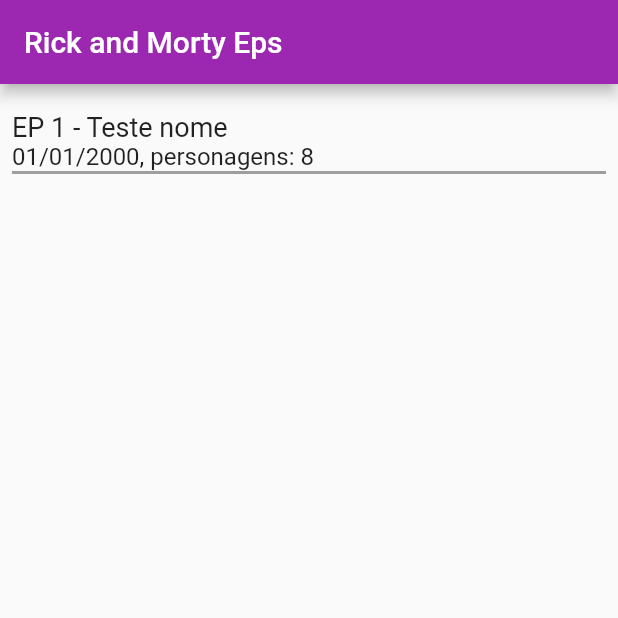
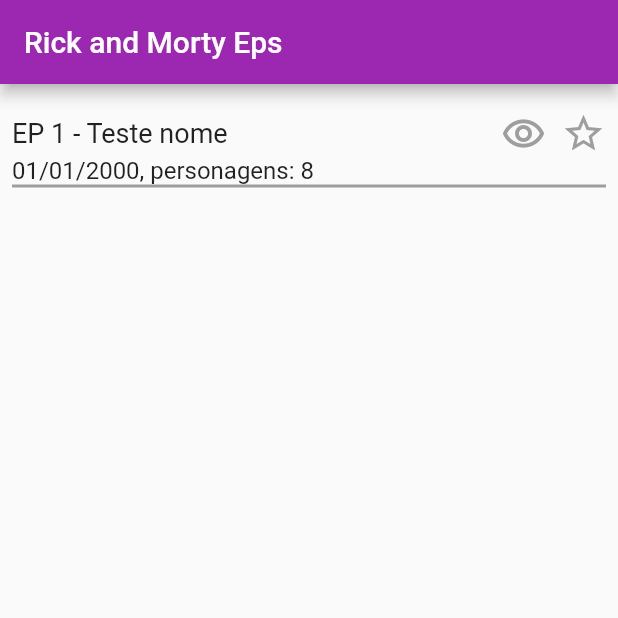
Before and after one commit to PauloVOFonseca/azs-mob-rickandmorty, a Flutter app: the screen it shows after launch, on a phone screen of 412 x 824 dp, the top half of it. Run offline on Flutter 3.47's test engine with Material 2 defaults, Android fonts, the light colour scheme and no system bars.

Commit message:
feat: finish test episode tile

```diff
--- a/lib/presentation/pages/home/home_page.dart
+++ b/lib/presentation/pages/home/home_page.dart
@@ -15,9 +15,23 @@
       appBar: AppBar(
         title: const Text('Rick and Morty Eps'),
       ),
-      body: const Padding(
-        padding: EdgeInsets.symmetric(vertical: 18, horizontal: 8),
-        child: EpisodeTileWidget(number: 1, name: 'Teste nome', date: '01/01/2000', characters: 8),
+      body: SingleChildScrollView(
+        child: Padding(
+          padding: const EdgeInsets.symmetric(vertical: 18, horizontal: 8),
+          child: ListView(
+            physics: const NeverScrollableScrollPhysics(),
+            shrinkWrap: true,
+            children: [
+              EpisodeTileWidget(
+                number: 1,
+                name: 'Teste nome',
+                date: '01/01/2000',
+                characters: 8,
+              ),
+            ],
+          ),
+          //child: EpisodeTileWidget(number: 1, name: 'Teste nome', date: '01/01/2000', characters: 8),
+        ),
       ),
     );
   }
--- a/lib/presentation/pages/home/widgets/episode_tile.dart
+++ b/lib/presentation/pages/home/widgets/episode_tile.dart
@@ -33,9 +33,25 @@
         crossAxisAlignment: CrossAxisAlignment.start,
         mainAxisSize: MainAxisSize.min,
         children: [
-          Text(
-            'EP ${widget.number} - ${widget.name}',
-            style: const TextStyle(fontSize: 18),
+          Row(
+            children: [
+              Text(
+                'EP ${widget.number} - ${widget.name}',
+                style: const TextStyle(fontSize: 18),
+              ),
+              const Spacer(),
+              const Icon(
+                Icons.remove_red_eye_outlined,
+                color: Colors.grey,
+                size: 30,
+              ),
+              SizedBox(width: 10),
+              const Icon(
+                Icons.star_border,
+                color: Colors.grey,
+                size: 30,
+              ),
+            ],
           ),
           Text(
             '${widget.date}, personagens: ${widget.characters}',
```
